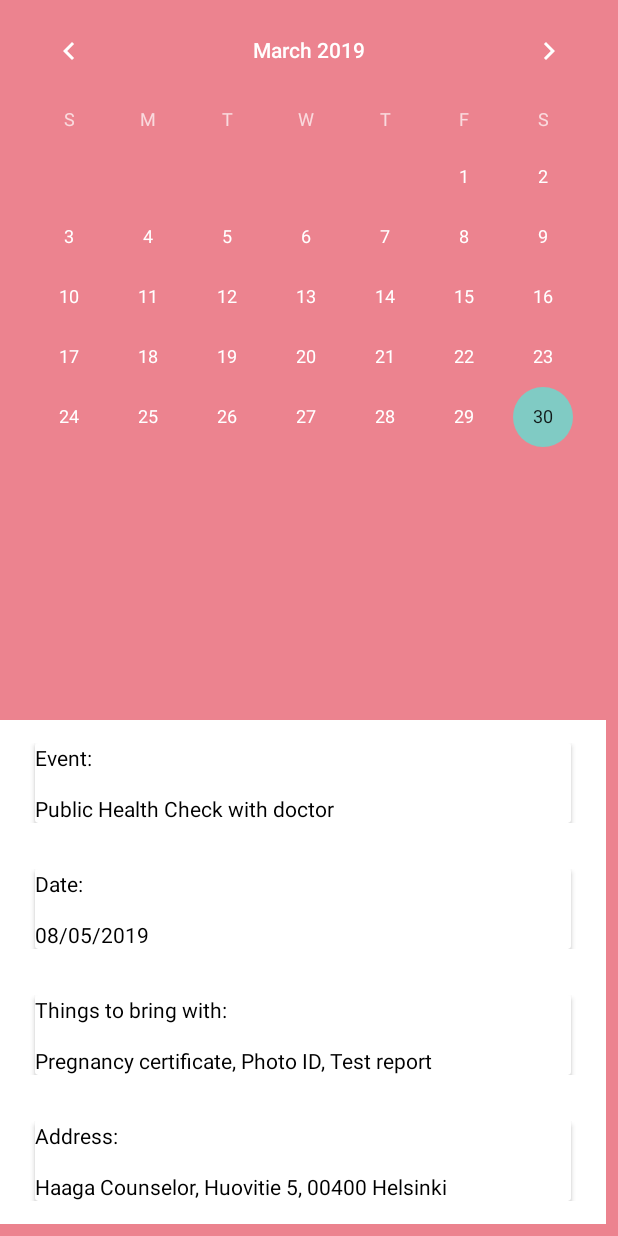
After one commit to KakiGit/Eir, an Android app: the TodoView screen opened directly, with no data from a screen before it, on a phone screen of 412 x 824 dp. The commit adds this screen. Run offline under Robolectric (Android 15) with nearby library versions, the phone set to English and light mode, and no system bars.

Commit message:
checkpoint calendar

```diff
--- /dev/null
+++ b/app/src/main/java/hackton/health/eir/TodoView.java
@@ -0,0 +1,140 @@
+package hackton.health.eir;
+
+import android.os.Bundle;
+import android.support.annotation.Nullable;
+import android.support.v7.app.AppCompatActivity;
+import android.support.v7.widget.LinearLayoutManager;
+import android.support.v7.widget.RecyclerView;
+import android.view.View;
+import android.widget.CalendarView;
+import android.widget.TextView;
+
+import java.text.ParseException;
+import java.text.SimpleDateFormat;
+import java.util.ArrayList;
+import java.util.Calendar;
+import java.util.Date;
+import java.util.GregorianCalendar;
+
+/**
+ * Created by wanghongkuan on 2019/3/29.
+ */
+
+public class TodoView extends AppCompatActivity {
+
+    private static final String TAG = "CalendarActivity";
+
+    private CalendarView mCalendarView;
+    private RecyclerView mRecyclerView;
+    private ArrayList<String> mEvents;
+
+    private Date startDate;
+
+    @Override
+    protected void onCreate(@Nullable Bundle savedInstanceState) {
+        super.onCreate(savedInstanceState);
+        setContentView(R.layout.calendar);
+        mEvents = new ArrayList<>();
+        mEvents.add("check head");
+        mEvents.add("check body");
+
+        startDate = new GregorianCalendar(2019, Calendar.FEBRUARY, 11).getTime();
+
+        mCalendarView = findViewById(R.id.calendarView);
+        mRecyclerView = findViewById(R.id.recycler_view);
+        final TextView popup = findViewById(R.id.popup_window);
+
+        mCalendarView.setOnDateChangeListener(new CalendarView.OnDateChangeListener() {
+            @Override
+            public void onSelectedDayChange(CalendarView calendarView, int i, int i1, int i2) {
+                String date = (i1 + 1) + "/" + i2 + "/" + i;
+
+                Date myDate = parseDate(i + "-" + (i1 + 1) +"-" + i2);
+                Long chosenDate = myDate.getTime();
+                Long startTime = startDate.getTime();
+//                Log.d(TAG, "" + chosenDate);
+//                Log.d(TAG, "" + startTime);
+//                Log.d(TAG, "" + chooseGroupBefore(chosenDate, startTime));
+
+                int index;
+                popup.setOnClickListener(new View.OnClickListener() {
+                    @Override
+                    public void onClick(View v) {
+                        if (popup.getVisibility() == TextView.VISIBLE) {
+                            popup.setVisibility(TextView.INVISIBLE);
+                        }
+                    }
+                });
+
+                if (chosenDate < startTime + (long) (40.0*7*24*3600*1000)) {
+                    index = chooseGroupBefore(chosenDate, startTime);
+                    if (index > -1) {
+                        popup.setText(TestData.healthCheck[index]);
+                        popup.setVisibility(TextView.VISIBLE);
+//                        Toast.makeText(mCalendarView.getContext(), TestData.healthCheck[index], Toast.LENGTH_LONG).show();
+//                        Intent intent = new Intent(TodoView.this, Popup.class);
+//                        intent.putExtra("info", TestData.healthCheck[index]);
+//                        startActivity(intent);
+                    }
+                } else {
+                    index = chooseGroupAfter(chosenDate, startTime);
+                    if (index > -1) {
+//                        Toast.makeText(mCalendarView.getContext(), TestData.healthCheckafter[index], Toast.LENGTH_LONG).show();
+                        popup.setText(TestData.healthCheckafter[index]);
+                        popup.setVisibility(TextView.VISIBLE);
+                    }
+                }
+
+            }
+        });
+
+        TodoViewPagerAdapter adapter = new TodoViewPagerAdapter(this);
+        mRecyclerView.setLayoutManager(new LinearLayoutManager(this));
+        mRecyclerView.setAdapter(adapter);
+
+    }
+
+    public static Date parseDate(String date) {
+        try {
+            return new SimpleDateFormat("yyyy-MM-dd").parse(date);
+        } catch (ParseException e) {
+            return null;
+        }
+    }
+
+    public int chooseGroupBefore(Long str, Long startTime) {
+        if (str >= startTime +(long)( 6*7.0*24*3600*1000) &&  str < startTime + (long)( 8*7.0*24*3600*1000)) {
+            return 0;
+        } else if (str >= startTime +(long)( 8*7.0*24*3600*1000) &&  str < startTime + (long)(10*7.0*24*3600*1000)) {
+            return 1;
+        } else if (str >= startTime + (long)(13*7.0*24*3600*1000) &&  str < startTime + (long)(18*7.0*24*3600*1000)) {
+            return 2;
+        } else if (str >= startTime + (long)(22*7.0*24*3600*1000) &&  str < startTime + (long)(24*7.0*24*3600*1000)) {
+            return 3;
+        } else if (str == startTime + (long)(22*7.0*24*3600*1000)) {
+            return 4;
+        } else if (str >= startTime + (long)(26*7.0*24*3600*1000) &&  str < startTime + (long)(28*7.0*24*3600*1000)) {
+            return 5;
+        } else if (str >= startTime + (long)(30*7.0*24*3600*1000) &&  str < startTime + (long)(32*7.0*24*3600*1000)) {
+            return 6;
+        } else if (str >= startTime + (long)(32*7.0*24*3600*1000) &&  str < startTime + (long)(35*7.0*24*3600*1000)) {
+            return 7;
+        } else if (str >= startTime + (long)(37*7.0*24*3600*1000) &&  str < startTime + (long)(40*7.0*24*3600*1000)) {
+            return 8;
+        }
+        return -1;
+    }
+
+    public int chooseGroupAfter(Long str, Long startTime) {
+        if (str >= startTime + (long)(40*7.0*24*3600*1000) &&  str < startTime + (long)(41*7.0*24*3600*1000)) {
+            return 0;
+        } else if (str >= startTime + (long)(45*7.0*24*3600*1000) &&  str < startTime + (long)(52*7.0*24*3600*1000)) {
+            return 1;
+        } else if (str >= startTime + (long)(52*7.0*24*3600*1000) &&  str < startTime + (long)(53*7.0*24*3600*1000)) {
+            return 2;
+        }
+        return -1;
+    }
+
+
+}
--- /dev/null
+++ b/app/src/main/java/hackton/health/eir/TodoViewPagerAdapter.java
@@ -0,0 +1,71 @@
+package hackton.health.eir;
+
+import android.content.Context;
+import android.support.constraint.ConstraintLayout;
+import android.support.v7.widget.CardView;
+import android.support.v7.widget.RecyclerView;
+import android.view.LayoutInflater;
+import android.view.View;
+import android.view.ViewGroup;
+import android.widget.RelativeLayout;
+import android.widget.TextView;
+
+/**
+ * Created by wanghongkuan on 2019/3/30.
+ */
+
+public class TodoViewPagerAdapter extends RecyclerView.Adapter<TodoViewPagerAdapter.ViewHolder>{
+
+    private Context mContext;
+    private static String[] mNames = {"Event:","Date:","Things to bring with:","Address:"};
+    private static String[] mValues = {"Public Health Check with doctor", "08/05/2019", "Pregnancy certificate, Photo ID, Test report", "Haaga Counselor, Huovitie 5, 00400 Helsinki"};
+
+    @Override
+    public int getItemCount() {
+        return mNames.length;
+    }
+
+    public TodoViewPagerAdapter(Context mContext) {
+        this.mContext = mContext;
+    }
+
+    @Override
+    public TodoViewPagerAdapter.ViewHolder onCreateViewHolder(ViewGroup parent, int viewType) {
+        View view = LayoutInflater.from(parent.getContext()).inflate(R.layout.upcoming_events, parent, false);
+
+        return new TodoViewPagerAdapter.ViewHolder(view) {
+        };
+    }
+
+    @Override
+    public void onBindViewHolder(ViewHolder holder, final int position) {
+        ((TextView)holder.getCardView().findViewById(R.id.name)).setText(mNames[position]);
+        ((TextView)holder.getCardView().findViewById(R.id.value)).setText(mValues[position]);
+
+        holder.cardView.setOnClickListener(new View.OnClickListener() {
+            @Override
+            public void onClick(View view) {
+
+//                Intent intent = new Intent(mContext, GalleryActivity.class);
+//                intent.putExtra("image_url", mImages.get(position));
+//                intent.putExtra("image_name", mImageNames.get(position));
+//                mContext.startActivity(intent);
+            }
+        });
+
+    }
+
+    public class ViewHolder extends RecyclerView.ViewHolder {
+
+        private CardView cardView;
+        public ViewHolder(View view) {
+            super(view);
+//            event = view.findViewById(R.id.upcoming_event);
+            cardView = view.findViewById(R.id.upcomming);
+        }
+
+        public CardView getCardView() {
+            return cardView;
+        }
+    }
+}
--- /dev/null
+++ b/app/src/main/res/drawable/rounded_corner.xml
@@ -0,0 +1,16 @@
+<?xml version="1.0" encoding="utf-8"?>
+<shape xmlns:android="http://schemas.android.com/apk/res/android" >
+    <stroke
+        android:width="1dp"
+        android:color="#EC838F" />
+
+    <solid android:color="#ffffff" />
+
+    <padding
+        android:left="1dp"
+        android:right="1dp"
+        android:bottom="1dp"
+        android:top="1dp" />
+
+    <corners android:radius="5dp" />
+</shape>
--- /dev/null
+++ b/app/src/main/res/layout/calendar.xml
@@ -0,0 +1,46 @@
+<?xml version="1.0" encoding="utf-8"?>
+<android.support.constraint.ConstraintLayout xmlns:android="http://schemas.android.com/apk/res/android"
+    xmlns:tools="http://schemas.android.com/tools"
+    android:layout_width="match_parent"
+    android:layout_height="match_parent"
+    android:background="#EC838F"
+    xmlns:app="http://schemas.android.com/apk/res-auto">
+
+    <CalendarView
+        android:id="@+id/calendarView"
+        android:layout_width="match_parent"
+        android:layout_height="311dp" />
+
+    <android.support.v7.widget.RecyclerView
+        android:id="@+id/recycler_view"
+        android:layout_width="match_parent"
+        android:layout_height="wrap_content"
+        android:layout_marginEnd="8dp"
+        android:layout_marginBottom="8dp"
+        android:background="#F8F6F5"
+        app:layout_constraintBottom_toBottomOf="parent"
+        app:layout_constraintEnd_toEndOf="parent"
+        app:layout_constraintHorizontal_bias="1.0"
+        app:layout_constraintStart_toStartOf="parent"
+        app:layout_constraintTop_toBottomOf="@+id/calendarView"
+        app:layout_constraintVertical_bias="1.0"></android.support.v7.widget.RecyclerView>
+
+    <TextView
+        android:id="@+id/popup_window"
+        android:layout_width="200dp"
+        android:layout_height="200dp"
+        android:layout_marginBottom="8dp"
+        android:layout_marginEnd="8dp"
+        android:layout_marginStart="8dp"
+        android:layout_marginTop="8dp"
+        android:text="TextView"
+        android:textColor="#000000"
+        android:background="@drawable/rounded_corner"
+        android:gravity="center"
+        app:layout_constraintBottom_toBottomOf="parent"
+        app:layout_constraintEnd_toEndOf="parent"
+        app:layout_constraintStart_toStartOf="parent"
+        app:layout_constraintTop_toTopOf="@+id/calendarView"
+        android:visibility="invisible"/>
+
+</android.support.constraint.ConstraintLayout>
--- a/app/src/main/res/layout/todolist.xml
+++ b/app/src/main/res/layout/todolist.xml
@@ -5,16 +5,18 @@
     xmlns:app="http://schemas.android.com/apk/res-auto"
     android:layout_width="match_parent"
     android:layout_height="match_parent"
+    android:background="#FFFFFF"
     tools:context=".ToDoList">
 
     <android.support.v7.widget.RecyclerView
         android:id="@+id/todolistrecycview"
-        android:layout_width="375dp"
-        android:layout_height="554dp"
+        android:layout_width="0dp"
+        android:layout_height="0dp"
         android:layout_marginStart="8dp"
         android:layout_marginTop="8dp"
         android:layout_marginEnd="8dp"
         android:layout_marginBottom="8dp"
+        android:background="#FFFFFF"
         app:layout_constraintBottom_toBottomOf="parent"
         app:layout_constraintEnd_toEndOf="parent"
         app:layout_constraintStart_toStartOf="parent"
--- /dev/null
+++ b/app/src/main/res/layout/upcoming_events.xml
@@ -0,0 +1,44 @@
+<?xml version="1.0" encoding="utf-8"?>
+<FrameLayout xmlns:android="http://schemas.android.com/apk/res/android"
+    xmlns:app="http://schemas.android.com/apk/res-auto"
+    android:id="@+id/parent_layout"
+    android:layout_width="match_parent"
+    android:layout_height="wrap_content"
+    android:background="#FFFFFF"
+    android:padding="15dp">
+
+    <android.support.v7.widget.CardView xmlns:android="http://schemas.android.com/apk/res/android"
+        xmlns:app="http://schemas.android.com/apk/res-auto"
+        android:id="@+id/upcomming"
+        android:layout_width="match_parent"
+        android:layout_height="wrap_content"
+        android:layout_marginLeft="@dimen/cardMarginHorizontal"
+        android:layout_marginRight="@dimen/cardMarginHorizontal"
+        android:background="#FFFFFF"
+        android:clickable="true"
+        android:foreground="?android:attr/selectableItemBackgroundBorderless"
+        app:cardBackgroundColor="@color/cardview_light_background"
+        app:cardCornerRadius="2dp"
+        app:cardElevation="2dp"
+        app:cardPreventCornerOverlap="false"
+        app:contentPadding="0dp">
+
+        <TextView
+            android:id="@+id/name"
+            android:layout_width="wrap_content"
+            android:layout_height="wrap_content"
+            android:text="Event:"
+            android:textColor="@android:color/black" />
+
+        <TextView
+            android:id="@+id/value"
+            android:layout_width="wrap_content"
+            android:layout_height="wrap_content"
+            android:layout_below="@+id/name"
+            android:layout_marginTop="34dp"
+            android:text="Public Health Check with doctor"
+            android:textColor="@android:color/black" />
+    </android.support.v7.widget.CardView>
+
+
+</FrameLayout>
```
Also changed, not shown: app/src/main/AndroidManifest.xml (+10 -8 lines), app/src/main/java/hackton/health/eir/Enter.java (added, +58 -0 lines), app/src/main/java/hackton/health/eir/ToDoListAdapter.java (+20 -5 lines), app/src/main/res/drawable/pingbar.xml (+8 -12 lines), app/src/main/res/layout/mcardview.xml (+13 -29 lines), app/src/main/res/layout/tstt.xml (added, +41 -0 lines).
